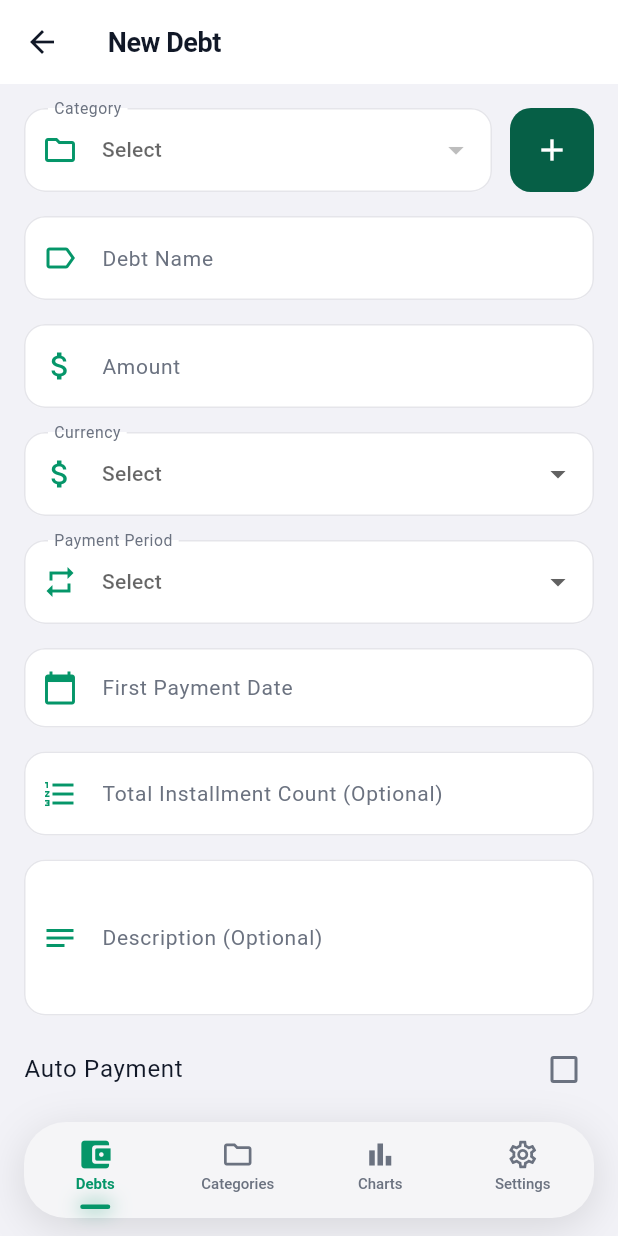
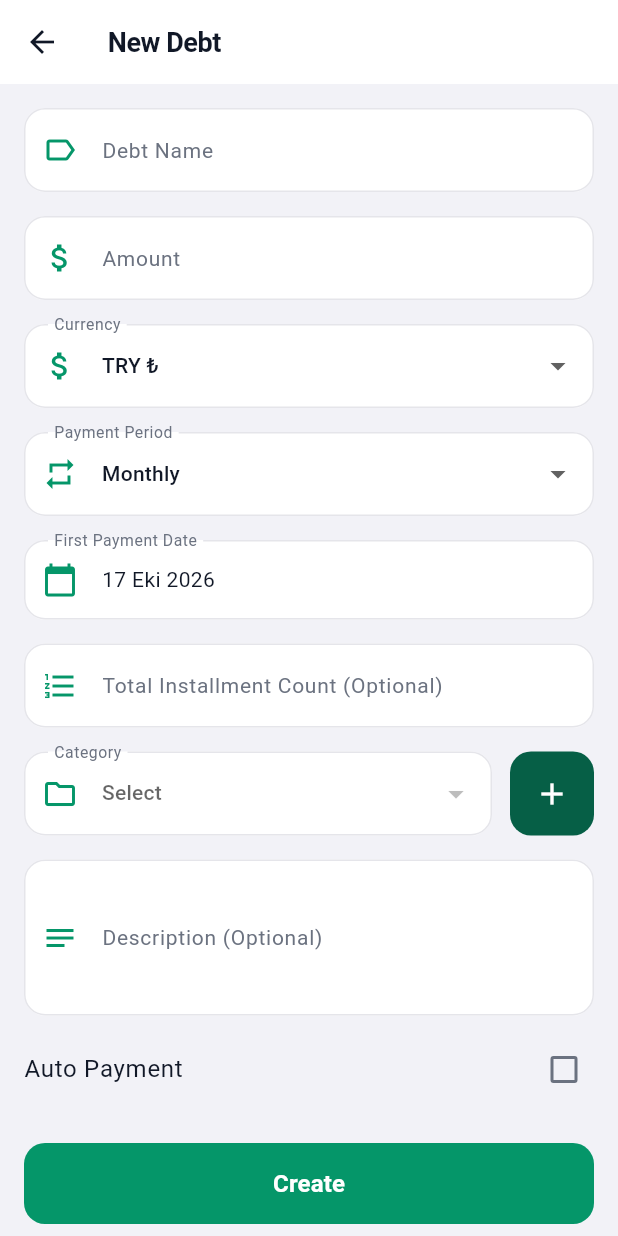
Before and after one commit to praganter/kamci, a Flutter app: the DebtFormScreen screen opened by its route, on a phone screen of 412 x 824 dp. Run offline on Flutter 3.47's test engine with Material 3 defaults, Android fonts, the phone set to English and light mode, and no system bars; our stand-ins replace app_links, dio, firebase_core, firebase_messaging, flutter_local_notifications, flutter_riverpod and 7 more; accounts and stored records are empty; generated files the repository leaves out were written again; network calls fail.

Commit message:
feat(ux): borç akışları — görünür ödeme/silme, tam ekran form, ayarlar sekmesi
- Borç formu/detay/düzenleme root navigator'da: yüzen nav bar artık
  formun "Oluştur" butonunu örtmüyor
- Form: yeni borçta baz para birimi, aylık periyot ve bugünün tarihi
  varsayılan; kategori ad/tutar/tarih alanlarının altına alındı;
  kaydet butonu altta sabit
- Detay: "Ödeme İşlemleri" butonu (liste kaydırma sheet'iyle aynı,
  showPaymentOptions public) + sil eylemi; yüklenirken geri butonu
- Liste: kategori başlığına uzun basma menüsünün görünür ⋮ karşılığı
- Ayarlar gerçek sekme (go) — nav bar kaybolmuyor; Maestro
  english_navigation akışından gereksiz "back" kaldırıldı

Co-Authored-By: Claude Opus 5.5 <noreply@anthropic.com>

```diff
--- a/mobile/lib/features/debt/presentation/screens/debt_form_screen.dart
+++ b/mobile/lib/features/debt/presentation/screens/debt_form_screen.dart
@@ -7,6 +7,7 @@ import '../../../../core/l10n/l10n.dart';
 import '../../../../core/l10n/exception_l10n.dart';
 import '../../../../core/l10n/enum_l10n.dart';
 import '../../../../core/network/api_exception.dart';
+import '../../../../core/providers/app_settings_provider.dart';
 import '../../../../shared/widgets/pro_badge.dart';
 import '../../../../core/utils/snackbar_utils.dart';
 import '../../../../core/utils/validators.dart';
@@ -53,6 +54,13 @@ class _DebtFormScreenState extends ConsumerState<DebtFormScreen> {
   @override
   void initState() {
     super.initState();
+    if (widget.debtId == null) {
+      // Yeni borçta en olası değerler hazır gelsin (3 seçim daha az).
+      final now = DateTime.now();
+      _selectedCurrency = ref.read(baseCurrencyProvider);
+      _periodType = PaymentPeriodType.monthly;
+      _firstPaymentDate = DateTime(now.year, now.month, now.day);
+    }
     if (widget.debtId != null) {
       WidgetsBinding.instance.addPostFrameCallback((_) {
         if (!mounted) return;
@@ -228,60 +236,6 @@ class _DebtFormScreenState extends ConsumerState<DebtFormScreen> {
           child: Column(
             crossAxisAlignment: CrossAxisAlignment.stretch,
             children: [
-              // ── Kategori ────────────────────────────────────────────
-              Row(
-                crossAxisAlignment: CrossAxisAlignment.start,
-                children: [
-                  Expanded(
-                    child: PlatformSelectField<String>(
-                      label: l10n.category,
-                      prefixIcon: const Icon(Icons.folder_outlined),
-                      value: _selectedCategoryId,
-                      hint: l10n.select,
-                      semanticsId: 'categoryField',
-                      items:
-                          categoriesAsync.valueOrNull
-                              ?.map(
-                                (c) => PlatformSelectItem(
-                                  value: c.id,
-                                  label: c.name,
-                                ),
-                              )
-                              .toList() ??
-                          [],
-                      onChanged: (v) => setState(() => _selectedCategoryId = v),
-                      validator: (v) => v == null
-                          ? Validators.required(
-                              l10n,
-                              null,
-                              fieldName: l10n.category,
-                            )
-                          : null,
-                    ),
-                  ),
-                  const SizedBox(width: 12),
-                  Material(
-                    color: Theme.of(context).colorScheme.primaryContainer,
-                    borderRadius: BorderRadius.circular(14),
-                    child: InkWell(
-                      onTap: _openAddCategorySheet,
-                      borderRadius: BorderRadius.circular(14),
-                      child: SizedBox(
-                        width: 56,
-                        height: 56,
-                        child: Icon(
-                          Icons.add,
-                          color: Theme.of(
-                            context,
-                          ).colorScheme.onPrimaryContainer,
-                        ),
-                      ),
-                    ),
-                  ),
-                ],
-              ),
-              const SizedBox(height: 16),
-
               // ── Borç Adı ────────────────────────────────────────────
               TextFormField(
                 controller: _nameCtrl,
@@ -330,7 +284,10 @@ class _DebtFormScreenState extends ConsumerState<DebtFormScreen> {
                   return PlatformSelectField<String>(
                     label: l10n.currency,
                     prefixIcon: const Icon(Icons.attach_money),
-                    value: _selectedCurrency,
+                    // Varsayılan baz para birimi listede yoksa boş başla.
+                    value: sorted.any((c) => c.code == _selectedCurrency)
+                        ? _selectedCurrency
+                        : null,
                     hint: l10n.select,
                     semanticsId: 'currencyField',
                     items: sorted
@@ -420,6 +377,60 @@ class _DebtFormScreenState extends ConsumerState<DebtFormScreen> {
                 ),
                 const SizedBox(height: 16),
               ],
+
+              // ── Kategori ────────────────────────────────────────────
+              Row(
+                crossAxisAlignment: CrossAxisAlignment.start,
+                children: [
+                  Expanded(
+                    child: PlatformSelectField<String>(
+                      label: l10n.category,
+                      prefixIcon: const Icon(Icons.folder_outlined),
+                      value: _selectedCategoryId,
+                      hint: l10n.select,
+                      semanticsId: 'categoryField',
+                      items:
+                          categoriesAsync.valueOrNull
+                              ?.map(
+                                (c) => PlatformSelectItem(
+                                  value: c.id,
+                                  label: c.name,
+                                ),
+                              )
+                              .toList() ??
+                          [],
+                      onChanged: (v) => setState(() => _selectedCategoryId = v),
+                      validator: (v) => v == null
+                          ? Validators.required(
+                              l10n,
+                              null,
+                              fieldName: l10n.category,
+                            )
+                          : null,
+                    ),
+                  ),
+                  const SizedBox(width: 12),
+                  Material(
+                    color: Theme.of(context).colorScheme.primaryContainer,
+                    borderRadius: BorderRadius.circular(14),
+                    child: InkWell(
+                      onTap: _openAddCategorySheet,
+                      borderRadius: BorderRadius.circular(14),
+                      child: SizedBox(
+                        width: 56,
+                        height: 56,
+                        child: Icon(
+                          Icons.add,
+                          color: Theme.of(
+                            context,
+                          ).colorScheme.onPrimaryContainer,
+                        ),
+                      ),
+                    ),
+                  ),
+                ],
+              ),
+              const SizedBox(height: 16),
 
               // ── Açıklama ────────────────────────────────────────────
               TextFormField(
@@ -567,9 +578,15 @@ class _DebtFormScreenState extends ConsumerState<DebtFormScreen> {
                 ),
                 const SizedBox(height: 8),
               ],
-              const SizedBox(height: 24),
-
-              ElevatedButton(
+            ],
+          ),
+        ),
+      ),
+      // Uzun formda kaydet butonu her zaman görünür kalsın.
+      bottomNavigationBar: SafeArea(
+        child: Padding(
+          padding: const EdgeInsets.fromLTRB(16, 8, 16, 8),
+          child: ElevatedButton(
             onPressed: _isSubmitting ? null : _submit,
             child: _isSubmitting
                 ? const SizedBox(
@@ -579,8 +596,6 @@ class _DebtFormScreenState extends ConsumerState<DebtFormScreen> {
                   )
                 : Text(widget.debtId == null ? l10n.create : l10n.update),
           ),
-            ],
-          ),
         ),
       ),
     );
--- a/mobile/lib/shared/widgets/bottom_nav_bar.dart
+++ b/mobile/lib/shared/widgets/bottom_nav_bar.dart
@@ -37,7 +37,7 @@ class AppShell extends ConsumerWidget {
       case 2:
         context.goNamed(RouteNames.charts);
       case 3:
-        context.pushNamed(RouteNames.settings);
+        context.goNamed(RouteNames.settings);
     }
   }
 
--- a/mobile/maestro/flows/settings/english_navigation.yaml
+++ b/mobile/maestro/flows/settings/english_navigation.yaml
@@ -38,9 +38,7 @@ onFlowComplete:
     text: "(?s)Change Password.*"
 - assertVisible:
     text: "(?s)Send Suggestion / Complaint.*"
-# Ayarlar push edilmiş ekran (bottom nav yok) → geri dön
-- back
-- waitForAnimationToEnd
+# Ayarlar artık bir sekme (bottom nav görünür) → doğrudan Borçlar'a geç
 # Borçlar
 - tapOn:
     text: "Debts"
```
Also changed, not shown: mobile/lib/core/router/app_router.dart (+10 -6 lines), mobile/lib/features/debt/presentation/screens/debt_detail_screen.dart (+70 -2 lines), mobile/lib/features/debt/presentation/screens/debt_list_screen.dart (+51 -20 lines). Lines whose indentation alone changed are shown as unchanged.
